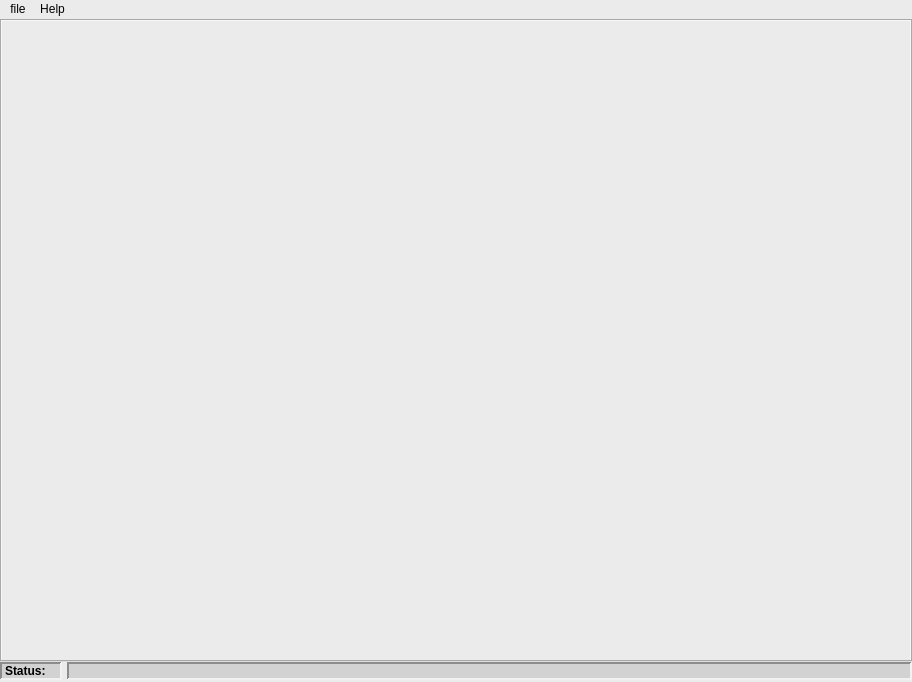
The window that Gui/src/MainWindow.ui (3nock/OTE) describes before a commit, drawn with Qt 5.
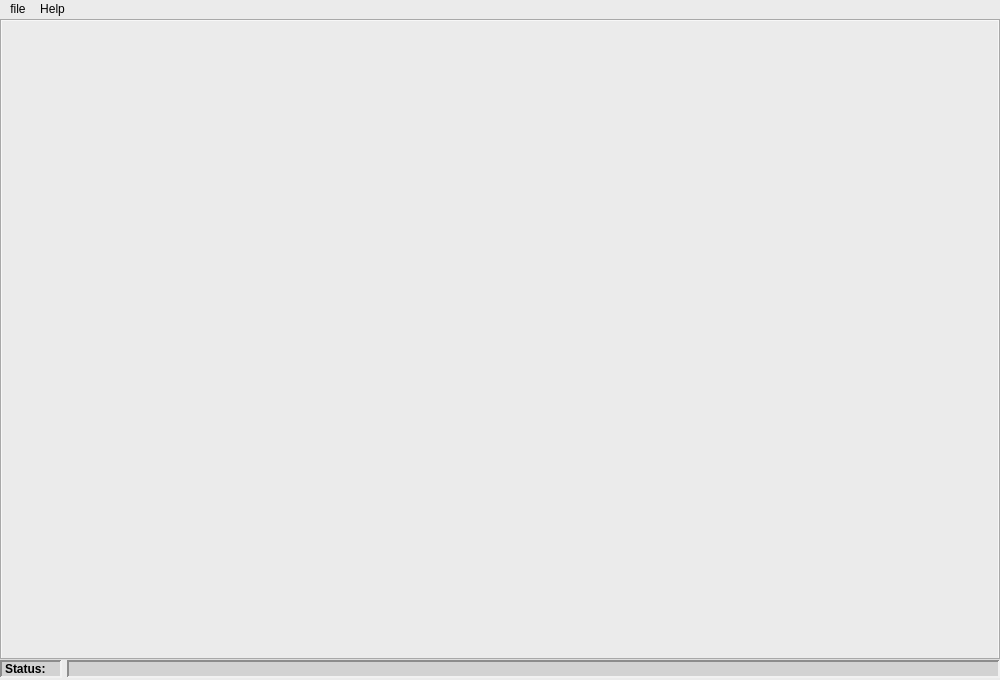
The same window after the commit.

```diff
--- a/Gui/src/MainWindow.ui
+++ b/Gui/src/MainWindow.ui
@@ -6,8 +6,8 @@
    <rect>
     <x>0</x>
     <y>0</y>
-    <width>912</width>
-    <height>682</height>
+    <width>1000</width>
+    <height>680</height>
    </rect>
   </property>
   <property name="sizePolicy">
@@ -18,7 +18,7 @@
   </property>
   <property name="minimumSize">
    <size>
-    <width>910</width>
+    <width>1000</width>
     <height>680</height>
    </size>
   </property>
@@ -62,7 +62,17 @@
        </font>
       </property>
       <property name="styleSheet">
-       <string notr="true">background-color:  rgb(235, 235, 235);</string>
+       <string notr="true">/*QTabBar::tab:hover {
+background-color: rgb(212, 212, 159);
+}*/
+
+QTabBar::tab:hover{
+background-color: rgb(220, 220, 220);
+}
+
+QTabBar::tab:selected {
+color: rgb(141, 141, 106);
+}</string>
       </property>
      </widget>
     </item>
@@ -145,7 +155,7 @@
     <rect>
      <x>0</x>
      <y>0</y>
-     <width>912</width>
+     <width>1000</width>
      <height>21</height>
     </rect>
    </property>
```
